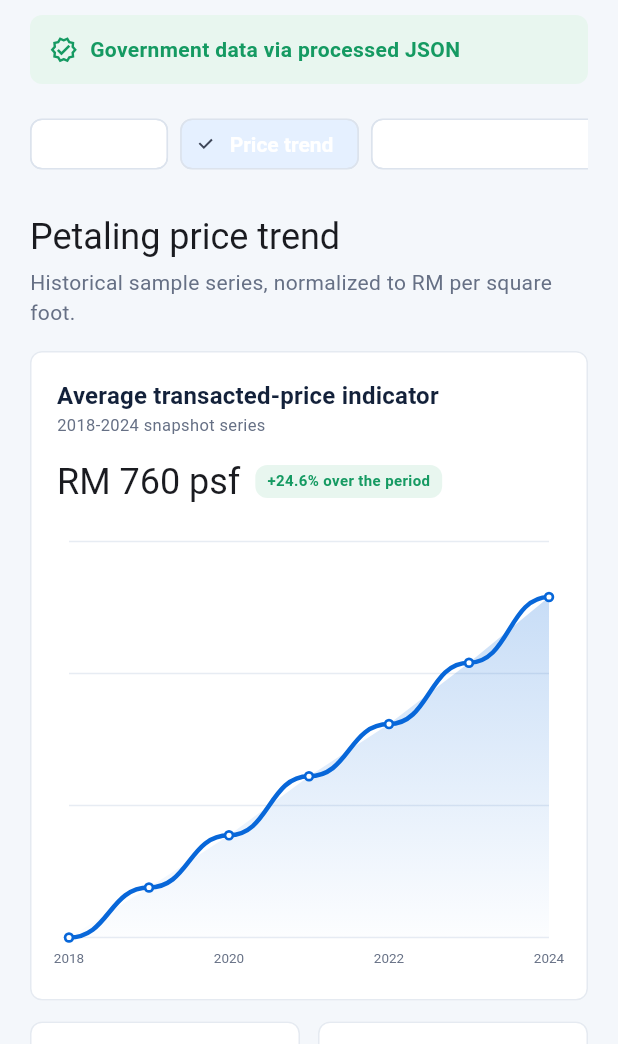
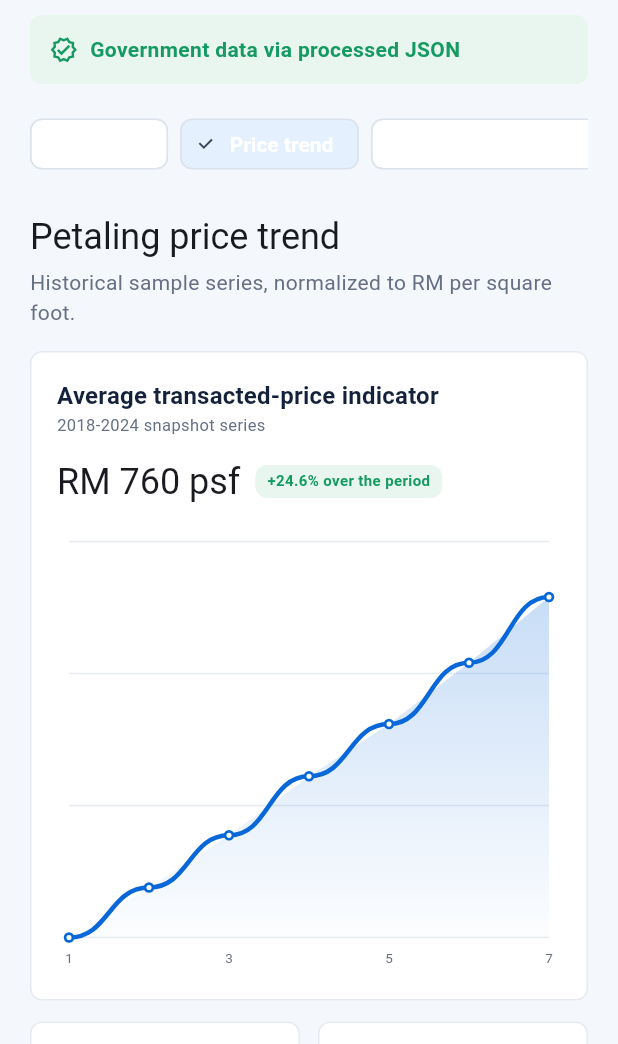
Before and after one commit to jiading555/MobileApplicationMerge1, a Flutter app: the AnalysisScreen screen opened directly, after a tap on "Price trend", on a phone screen of 412 x 824 dp, the part 192-1236 px from its top. Run offline on Flutter 3.47's test engine with Material 3 defaults, Android fonts, the light colour scheme and no system bars; our stand-ins replace image_picker, supabase_flutter; accounts and stored records are empty; network calls fail.

Commit message:
Support real market periods in line charts

```diff
--- a/lib/core/widgets/line_chart.dart
+++ b/lib/core/widgets/line_chart.dart
@@ -9,12 +9,14 @@ class SimpleLineChart extends StatelessWidget {
     required this.values,
     this.height = 190,
     this.color = AppTheme.blue,
+    this.labels = const [],
     super.key,
   });
 
   final List<double> values;
   final double height;
   final Color color;
+  final List<String> labels;
 
   @override
   Widget build(BuildContext context) {
@@ -22,17 +24,26 @@ class SimpleLineChart extends StatelessWidget {
       height: height,
       width: double.infinity,
       child: CustomPaint(
-        painter: _LineChartPainter(values: values, color: color),
+        painter: _LineChartPainter(
+          values: values,
+          color: color,
+          labels: labels,
+        ),
       ),
     );
   }
 }
 
 class _LineChartPainter extends CustomPainter {
-  const _LineChartPainter({required this.values, required this.color});
+  const _LineChartPainter({
+    required this.values,
+    required this.color,
+    required this.labels,
+  });
 
   final List<double> values;
   final Color color;
+  final List<String> labels;
 
   @override
   void paint(Canvas canvas, Size size) {
@@ -102,14 +113,16 @@ class _LineChartPainter extends CustomPainter {
       canvas.drawCircle(point, 3.5, dot);
       canvas.drawCircle(point, 1.7, Paint()..color = Colors.white);
     }
-    final labels = ['2018', '2019', '2020', '2021', '2022', '2023', '2024'];
+    final displayLabels = labels.length == values.length
+        ? labels
+        : List.generate(values.length, (index) => '${index + 1}');
     for (var index = 0; index < values.length; index++) {
       if (index.isOdd && index != values.length - 1) {
         continue;
       }
       final painter = TextPainter(
         text: TextSpan(
-          text: index < labels.length ? labels[index] : '${index + 1}',
+          text: displayLabels[index],
           style: const TextStyle(color: AppTheme.muted, fontSize: 9),
         ),
         textDirection: TextDirection.ltr,
@@ -123,5 +136,7 @@ class _LineChartPainter extends CustomPainter {
 
   @override
   bool shouldRepaint(covariant _LineChartPainter oldDelegate) =>
-      oldDelegate.values != values || oldDelegate.color != color;
+      oldDelegate.values != values ||
+      oldDelegate.color != color ||
+      oldDelegate.labels != labels;
 }
```
